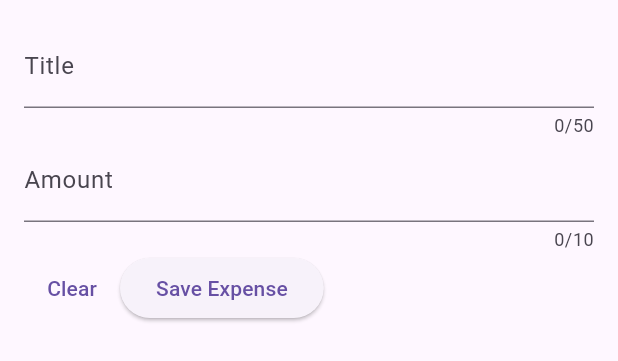
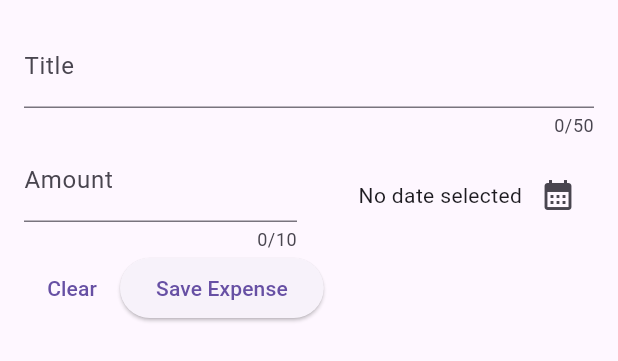
Before and after one commit to DmitrySergienko/expenses_tracker, a Flutter app: the NewExpense widget shown alone on an empty page, opened directly, on a phone screen of 412 x 824 dp. Shown: the top 361 px of the screen. Run offline on Flutter 3.47's test engine with Material 2 defaults, Android fonts, the phone set to English and light mode, and no system bars.

Commit message:
Date time picker add

```diff
--- a/lib/widgets/new_expense.dart
+++ b/lib/widgets/new_expense.dart
@@ -1,3 +1,4 @@
+import 'package:expenses_tracker/models/expense.dart';
 import 'package:flutter/cupertino.dart';
 import 'package:flutter/material.dart';
 import 'package:flutter/services.dart';
@@ -10,15 +11,26 @@ class NewExpense extends StatefulWidget {
 }
 
 class _NewExpenseState extends State<NewExpense> {
-  // //to keep input value
-  // var _entiredValue ='';
+  final _titleController = TextEditingController();
+  final _amount = TextEditingController();
+  DateTime? _selectedDate;
 
-  // void _saveTitleInput(String inputValue){
-  //   _entiredValue = inputValue;
-  // }
+  //time picker
+  void _datePicker() async {
+    final now = DateTime.now();
+    final firstDate = DateTime(now.year - 1, now.month, now.day);
 
-  final _titleController = TextEditingController();
-  final _amount =TextEditingController();
+    final pickerDate = await showDatePicker(
+        context: context,
+        initialDate: now,
+        firstDate: firstDate,
+        lastDate: now);
+    //when the future date coming the action will be done
+    setState(() {
+      _selectedDate = pickerDate;
+    });
+  }
+
   @override
   void dispose() {
     _titleController.dispose();
@@ -32,40 +44,55 @@ class _NewExpenseState extends State<NewExpense> {
       padding: const EdgeInsets.all(16),
       child: Column(
         children: [
-
-
           TextField(
             //onChanged: _saveTitleInput,
             controller: _titleController,
             maxLength: 50,
             decoration: const InputDecoration(label: Text('Title')),
           ),
-          TextField(
+          Row(
+            children: [
+              Expanded(
+                child: TextField(
                   //onChanged: _saveTitleInput,
                   controller: _amount,
                   maxLength: 10,
-            decoration:  const InputDecoration(prefixText:'\$ ', label: Text('Amount')),
+                  decoration: const InputDecoration(
+                      prefixText: '\$ ', label: Text('Amount')),
                   keyboardType: TextInputType.number,
                   inputFormatters: <TextInputFormatter>[
                     FilteringTextInputFormatter.allow(RegExp(r'[0-9]')),
                   ],
-
+                ),
+              ),
+              const SizedBox(width: 16),
+              Expanded(
+                  child: Row(
+                mainAxisAlignment: MainAxisAlignment.end,
+                crossAxisAlignment: CrossAxisAlignment.center,
+                children: [
+                  Text(_selectedDate == null
+                      ? 'No date selected'
+                      : formatter.format(_selectedDate!)),
+                  IconButton(
+                      onPressed: _datePicker,
+                      icon: const Icon(Icons.calendar_month))
+                ],
+              ))
+            ],
           ),
           Row(
             children: [
-
               TextButton(
                   onPressed: () {
                     Navigator.pop(context);
                   },
                   child: const Text('Clear')),
-
               ElevatedButton(
                   onPressed: () {
                     print(_titleController);
                   },
                   child: const Text('Save Expense')),
-
             ],
           ),
         ],
```
Lines whose indentation alone changed are shown as unchanged.
